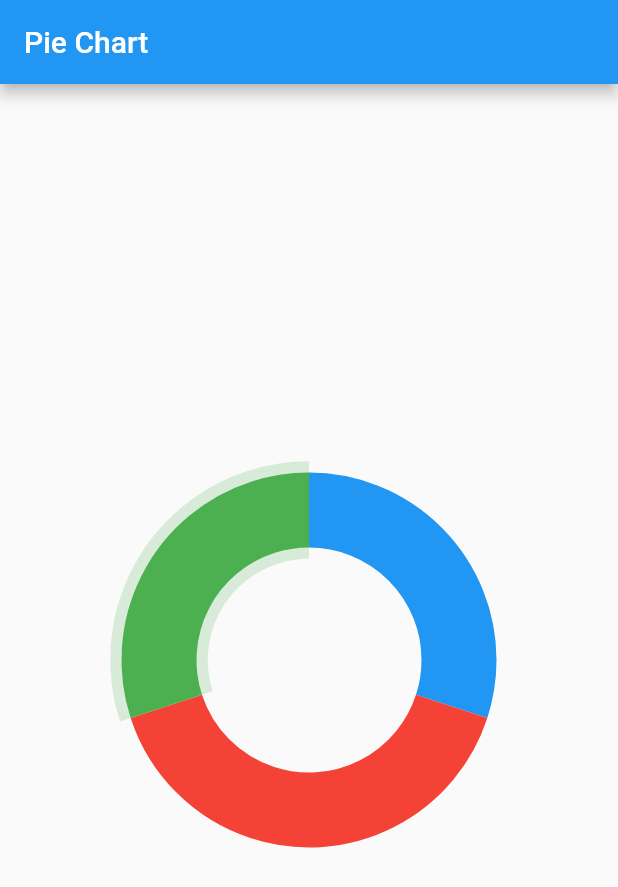
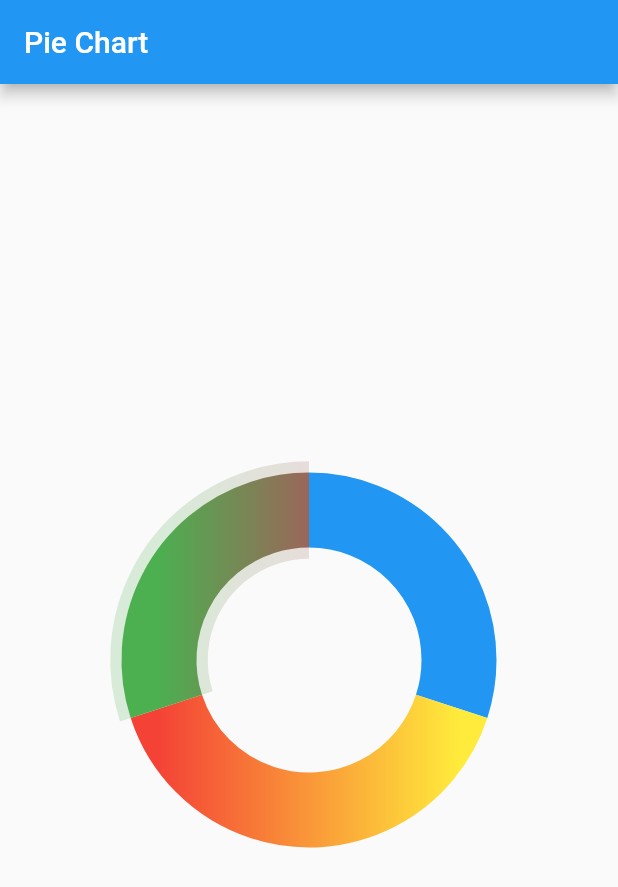
Before and after one commit to devaliakbar/pie_chart, a Flutter app: the screen it shows after launch, on a phone screen of 412 x 824 dp. Shown: the top 887 px of the screen. Run offline on Flutter 3.47's test engine with Material 2 defaults, Android fonts, the light colour scheme and no system bars.

Commit message:
Added Radiant

```diff
--- a/lib/pages/pie_chart.dart
+++ b/lib/pages/pie_chart.dart
@@ -21,7 +21,8 @@ class PieChart extends StatelessWidget {
     List<Widget> customPaints = [];
 
     late final double selectedStartRadian, selectedSweepRadian;
-    late final Color selectedColor;
+    late final Color selectedColor1;
+    late final Color? selectedColor2;
 
     double total = 0;
     datas.forEach((data) => total += data.value);
@@ -34,7 +35,8 @@ class PieChart extends StatelessWidget {
       if (selectedIndex == index) {
         selectedStartRadian = startRadian;
         selectedSweepRadian = sweepRadian;
-        selectedColor = pieChartData.color;
+        selectedColor1 = pieChartData.color1;
+        selectedColor2 = pieChartData.color2;
       }
 
       customPaints.add(
@@ -42,7 +44,8 @@ class PieChart extends StatelessWidget {
           child: Center(),
           painter: _DrawArc(
               chartWidth: chartWidth,
-              color: pieChartData.color,
+              color1: pieChartData.color1,
+              color2: pieChartData.color2,
               startRadian: startRadian,
               sweepRadian: sweepRadian),
         ),
@@ -56,7 +59,8 @@ class PieChart extends StatelessWidget {
         child: Center(),
         painter: _DrawArc(
             chartWidth: chartWidth * 1.3,
-            color: selectedColor.withOpacity(0.2),
+            color1: selectedColor1.withOpacity(0.2),
+            color2: selectedColor2?.withOpacity(0.2),
             startRadian: selectedStartRadian,
             sweepRadian: selectedSweepRadian),
       ),
@@ -68,13 +72,15 @@ class PieChart extends StatelessWidget {
 
 class _DrawArc extends CustomPainter {
   final double chartWidth;
-  final Color color;
+  final Color color1;
+  final Color? color2;
   final double startRadian;
   final double sweepRadian;
 
   _DrawArc(
       {required this.chartWidth,
-      required this.color,
+      required this.color1,
+      required this.color2,
       required this.startRadian,
       required this.sweepRadian});
 
@@ -87,7 +93,12 @@ class _DrawArc extends CustomPainter {
       ..style = PaintingStyle.stroke
       ..strokeWidth = chartWidth / 2;
 
-    paint.color = color;
+    if (color2 != null) {
+      paint.shader = LinearGradient(colors: [color1, color2!])
+          .createShader(Rect.fromCircle(center: center, radius: radius));
+    } else {
+      paint.color = color1;
+    }
 
     canvas.drawArc(
       Rect.fromCircle(center: center, radius: radius),
@@ -105,7 +116,12 @@ class _DrawArc extends CustomPainter {
 class PieChartData {
   final String name;
   final double value;
-  final Color color;
+  final Color color1;
+  final Color? color2;
 
-  PieChartData({required this.name, required this.value, required this.color});
+  PieChartData(
+      {required this.name,
+      required this.value,
+      required this.color1,
+      this.color2});
 }
--- a/lib/pages/pie_chart_example.dart
+++ b/lib/pages/pie_chart_example.dart
@@ -21,9 +21,21 @@ class PieChartExample extends StatelessWidget {
                   child: PieChart(
                     chartWidth: 100,
                     datas: [
-                      PieChartData(name: "A", value: 30, color: Colors.blue),
-                      PieChartData(name: "A", value: 40, color: Colors.red),
-                      PieChartData(name: "A", value: 30, color: Colors.green)
+                      PieChartData(
+                        name: "A",
+                        value: 30,
+                        color1: Colors.blue,
+                      ),
+                      PieChartData(
+                          name: "A",
+                          value: 40,
+                          color1: Colors.red,
+                          color2: Colors.yellow),
+                      PieChartData(
+                          name: "A",
+                          value: 30,
+                          color1: Colors.green,
+                          color2: Colors.pink)
                     ],
                   ),
                 ),
```
